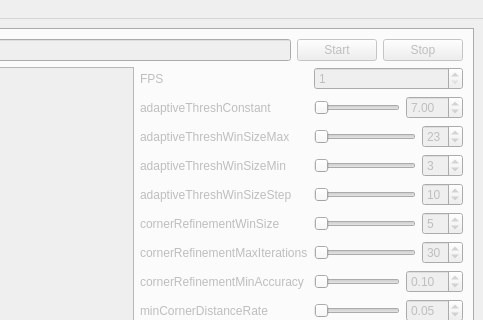
First picture: the form in src/mainwindow.ui, repository TibaudoRomain/EchoBot, before the edit; both pictures show x 818 to 1301 and y 0 to 320 of the 1301 by 783 pixel window.
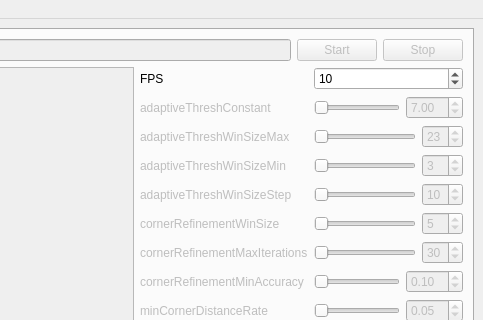
Second picture: the form after the edit.

```diff
--- a/src/mainwindow.ui
+++ b/src/mainwindow.ui
@@ -173,7 +173,7 @@
             <item row="0" column="0">
              <widget class="QLabel" name="label">
               <property name="enabled">
-               <bool>false</bool>
+               <bool>true</bool>
               </property>
               <property name="text">
                <string>FPS</string>
@@ -183,7 +183,7 @@
             <item row="0" column="1">
              <widget class="QSpinBox" name="fps">
               <property name="enabled">
-               <bool>false</bool>
+               <bool>true</bool>
               </property>
               <property name="minimum">
                <number>1</number>
@@ -192,7 +192,7 @@
                <number>30</number>
               </property>
               <property name="value">
-               <number>1</number>
+               <number>10</number>
               </property>
              </widget>
             </item>
```
Left out of the diff: 2 changed lines with no effect on the pictures.
